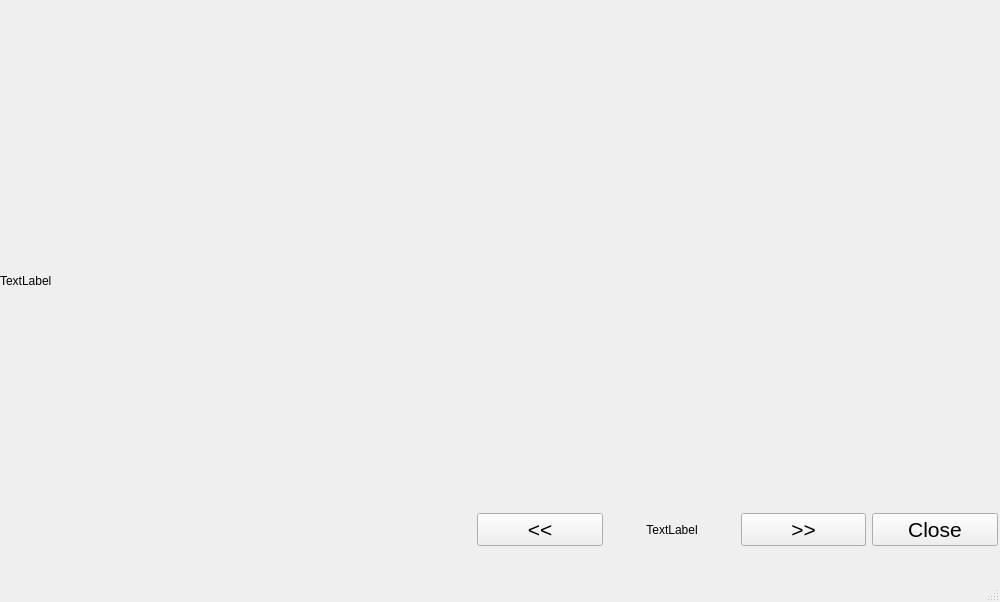
Above: ui.ui from joan-arau/grow before the change. Below: the same form after it.
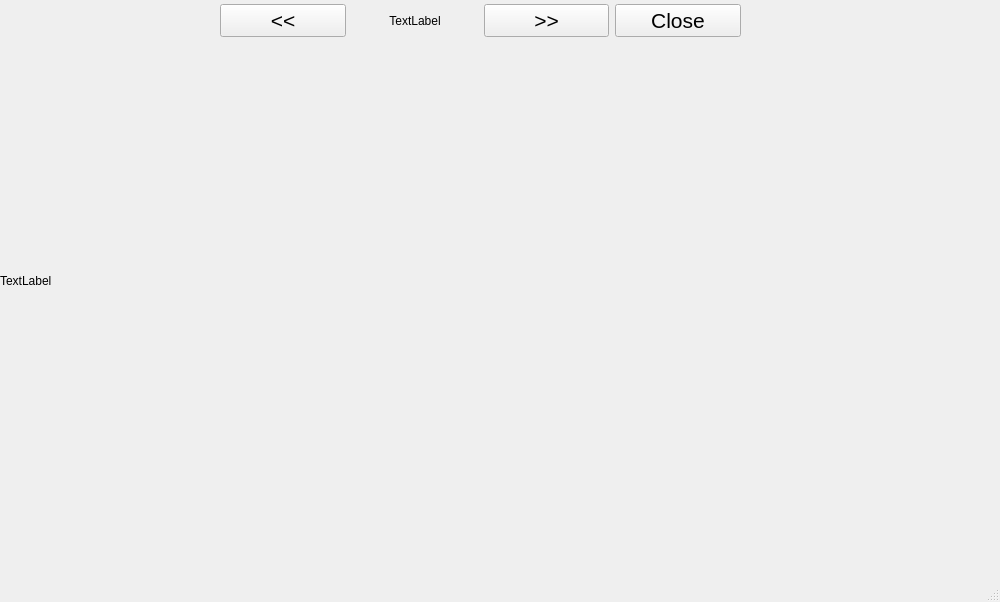
That is the form after the change. Icons and pictures are not drawn.

```diff
--- a/ui.ui
+++ b/ui.ui
@@ -49,8 +49,8 @@
    <widget class="QWidget" name="horizontalLayoutWidget">
     <property name="geometry">
      <rect>
-      <x>477</x>
-      <y>509</y>
+      <x>220</x>
+      <y>0</y>
       <width>521</width>
       <height>41</height>
      </rect>
```
Left out of the diff: 2 changed lines with no effect on the pictures.
